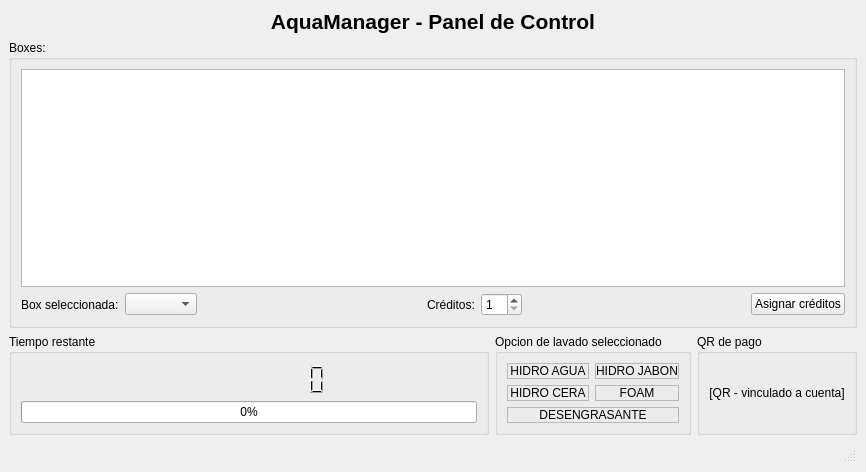
The window that interfaz.ui (braschmontini/ProyectoFinal_ITSV_4-C) describes before a commit, drawn with Qt 5.
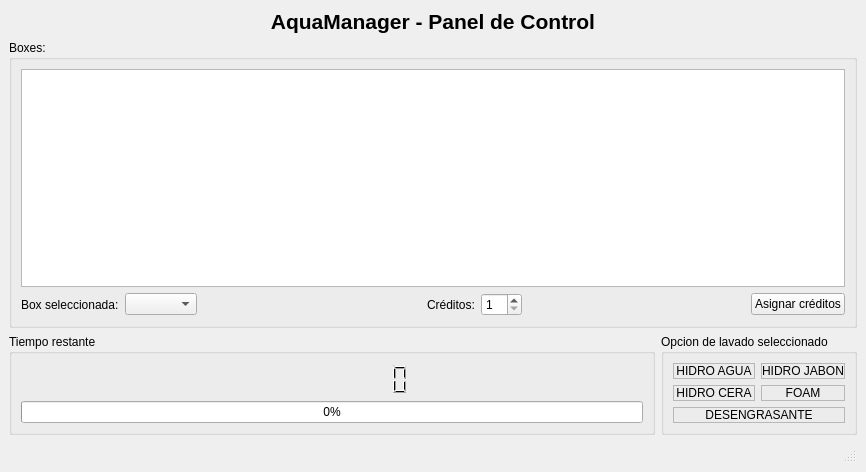
The same window after the commit.

Patch:
```diff
--- a/interfaz.ui
+++ b/interfaz.ui
@@ -252,25 +252,6 @@
         </layout>
        </widget>
       </item>
-      <item>
-       <widget class="QGroupBox" name="groupQR">
-        <property name="title">
-         <string>QR de pago</string>
-        </property>
-        <layout class="QVBoxLayout" name="vboxQR">
-         <item>
-          <widget class="QLabel" name="labelQR">
-           <property name="text">
-            <string>[QR - vinculado a cuenta]</string>
-           </property>
-           <property name="alignment">
-            <set>Qt::AlignmentFlag::AlignCenter</set>
-           </property>
-          </widget>
-         </item>
-        </layout>
-       </widget>
-      </item>
      </layout>
     </item>
     <item>
```
